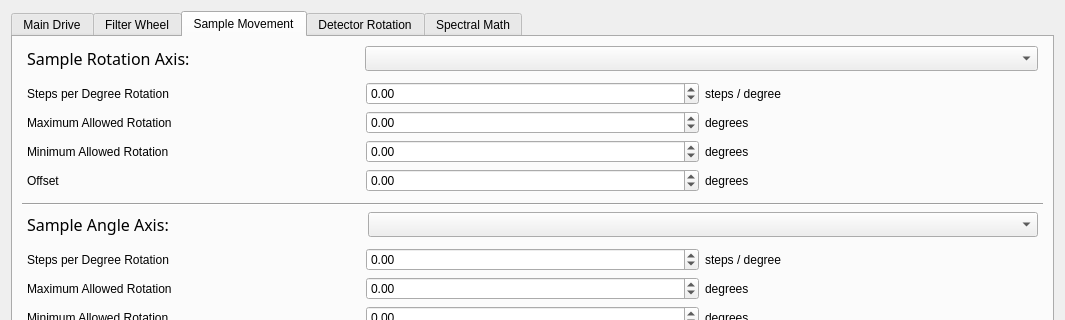
Qt form ui/machine_config.ui (mitbailey/MMC) before a commit; both pictures show x 0 to 1065 and y 0 to 320 of the 1065 by 717 pixel window.
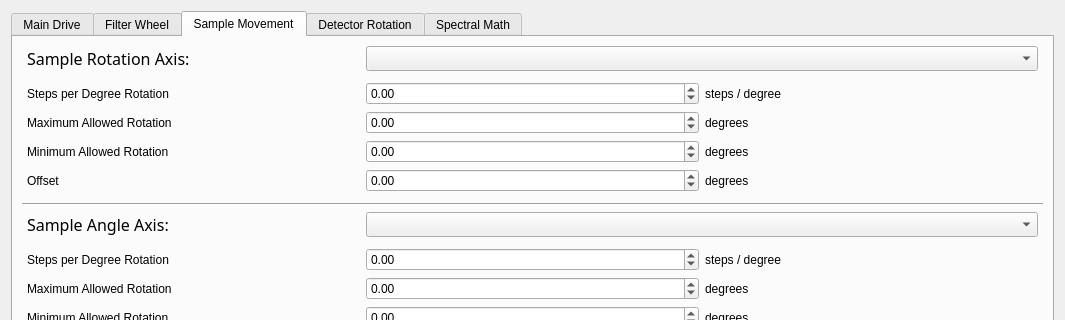
The same form after that commit. The open tabs and pages were chosen to show the change.

Commit message: Updated GUI look and feel, moved axis position readouts to a more sensible location.

The edit to the form file:
```diff
--- a/ui/machine_config.ui
+++ b/ui/machine_config.ui
@@ -618,7 +618,7 @@
       </attribute>
       <layout class="QVBoxLayout" name="verticalLayout_7">
        <item>
-        <layout class="QHBoxLayout" name="horizontalLayout_5" stretch="100,203">
+        <layout class="QHBoxLayout" name="horizontalLayout_5" stretch="100,202">
          <property name="leftMargin">
           <number>5</number>
          </property>
@@ -782,7 +782,7 @@
         </widget>
        </item>
        <item>
-        <layout class="QHBoxLayout" name="horizontalLayout_8" stretch="1,2">
+        <layout class="QHBoxLayout" name="horizontalLayout_8" stretch="100,202">
          <property name="leftMargin">
           <number>5</number>
          </property>
```
Left out of the diff: 6 changed lines with no effect on the pictures. The commit also changes 6 other files.
